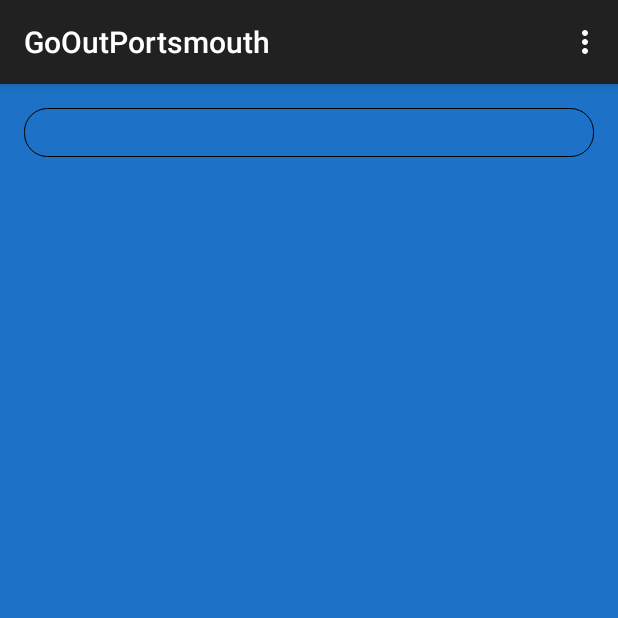
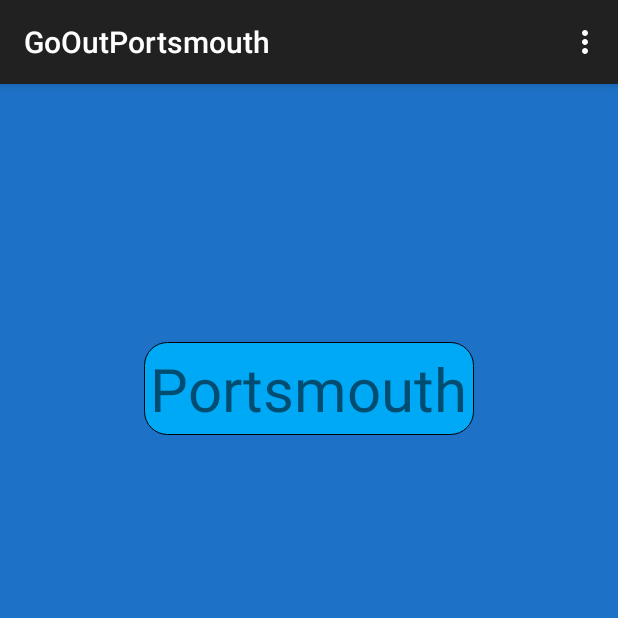
Before and after one commit to harrydet/GoOut, an Android app: the screen it shows after launch (MainActivity), on a phone screen of 412 x 824 dp, the top half of it. Run offline under Robolectric (Android 15) with nearby library versions, the phone set to English and light mode, and no system bars.

Commit message:
Added Town

```diff
--- a/app/src/main/res/drawable-hdpi/edittext.xml
+++ b/app/src/main/res/drawable-hdpi/edittext.xml
@@ -5,7 +5,7 @@
         <shape>
             <stroke
                 android:width="2.3dp"
-                android:color="#F6EBC9" />
+                android:color="#ff00a9f6" />
             <corners
                 android:radius="10dp" />
         </shape>
@@ -15,7 +15,7 @@
         <shape>
             <stroke
                 android:width="2.3dp"
-                android:color="#F6EBC9" />
+                android:color="#ff00a9f6" />
             <corners
                 android:radius="10dp" />
         </shape>
@@ -34,9 +34,9 @@
     <item android:state_pressed="false" android:state_focused="false">
         <shape>
             <gradient
-                android:startColor="#F6EBC9"
-                android:centerColor="#F6EBC9"
-                android:endColor="#F6EBC9"
+                android:startColor="#ff00a9f6"
+                android:centerColor="#ff00a9f6"
+                android:endColor="#ff00a9f6"
                 android:angle="270"
                 />
             <stroke
--- a/app/src/main/res/layout/activity_main.xml
+++ b/app/src/main/res/layout/activity_main.xml
@@ -2,16 +2,19 @@
     xmlns:tools="http://schemas.android.com/tools"
     android:layout_width="match_parent"
     android:layout_height="match_parent"
-    android:paddingLeft="@dimen/activity_horizontal_margin"
-    android:paddingRight="@dimen/activity_horizontal_margin"
-    android:paddingTop="@dimen/activity_vertical_margin"
-    android:paddingBottom="@dimen/activity_vertical_margin"
+
     tools:context="com.example.gooutportsmouth.app.MainActivity"
     android:background="#ff1d71c6">
 
-    <EditText
-        android:layout_width="fill_parent"
+    <TextView
+        android:layout_width="wrap_content"
         android:layout_height="wrap_content"
+        android:text="@string/town1"
+        android:id="@+id/mainMenuTown"
+        android:layout_below="@+id/view"
+        android:layout_centerHorizontal="true"
+        android:layout_marginTop="172dp"
+        android:textSize="40dp"
         android:background="@drawable/edittext"/>
 
 </RelativeLayout>
--- a/app/src/main/res/values/strings.xml
+++ b/app/src/main/res/values/strings.xml
@@ -4,5 +4,7 @@
     <string name="app_name">GoOutPortsmouth</string>
     <string name="hello_world">Hello world!</string>
     <string name="action_settings">Settings</string>
+    <string name="town1">Portsmouth</string>
+    <string name="default_town">More coming soon...</string>
 
 </resources>
```
